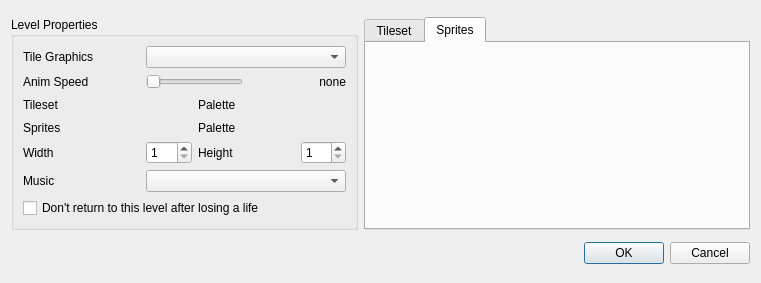
Above: src/propertieswindow.ui from devinacker/kale before the change. Below: the same form after it.
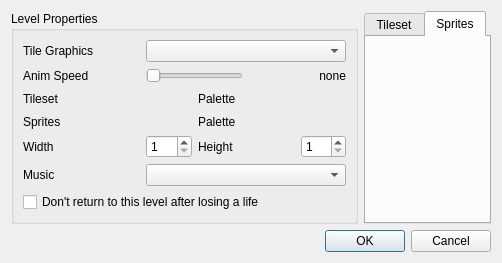
That is the form after the change.

```diff
--- a/src/propertieswindow.ui
+++ b/src/propertieswindow.ui
@@ -24,7 +24,7 @@
   </property>
   <layout class="QGridLayout" name="mainLayout">
    <property name="sizeConstraint">
-    <enum>QLayout::SetDefaultConstraint</enum>
+    <enum>QLayout::SetFixedSize</enum>
    </property>
    <item row="0" column="0">
     <widget class="QGroupBox" name="groupBox_Level">
```
